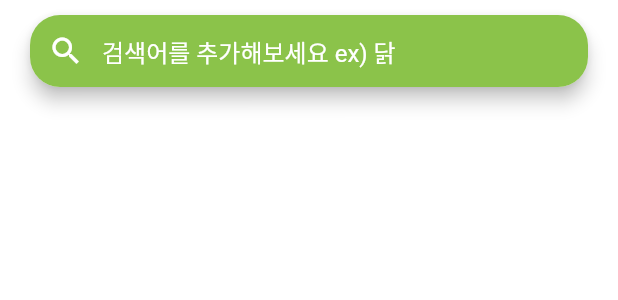
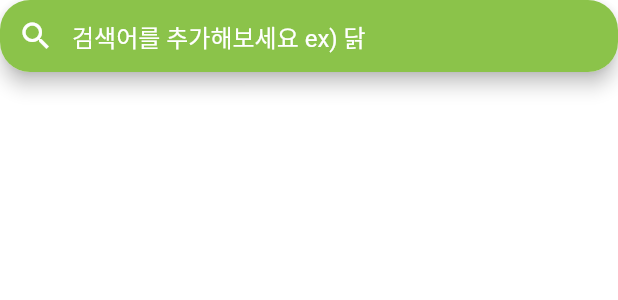
Before and after one commit to sikcal/sikcal_app, a Flutter app: the SearchField widget shown alone on an empty page, opened directly, on a phone screen of 412 x 824 dp. Shown: the top 300 px of the screen. Run offline on Flutter 3.47's test engine with Material 2 defaults, Android fonts, the phone set to English and light mode, and no system bars; our stand-ins replace flutter_riverpod, font_awesome_flutter, image_picker, liquid_progress_indicator, scroll_date_picker; missing offline and left inert: bottom_bar; network calls fail.

Commit message:
add searchField widget

```diff
--- a/lib/screens/components/search_field.dart
+++ b/lib/screens/components/search_field.dart
@@ -6,9 +6,7 @@ class SearchField extends StatelessWidget {
 
   @override
   Widget build(BuildContext context) {
-    return Padding(
-      padding: const EdgeInsets.symmetric(horizontal: 20, vertical: 10),
-      child: Material(
+    return Material(
       elevation: 5,
       borderRadius: const BorderRadius.all(Radius.circular(20)),
       child: TextField(
@@ -28,7 +26,6 @@ class SearchField extends StatelessWidget {
         ),
         style: const TextStyle(color: Colors.white),
       ),
-      ),
     );
   }
 }
--- a/lib/screens/feed/feed_view.dart
+++ b/lib/screens/feed/feed_view.dart
@@ -16,7 +16,7 @@ class _FeedViewState extends State<FeedView> {
   Widget build(BuildContext context) {
     return SafeArea(
       child: Padding(
-        padding: const EdgeInsets.symmetric(horizontal: 30),
+        padding: const EdgeInsets.symmetric(horizontal: 20),
         child: Column(
           crossAxisAlignment: CrossAxisAlignment.start,
           children: [
```
Lines whose indentation alone changed are shown as unchanged.
